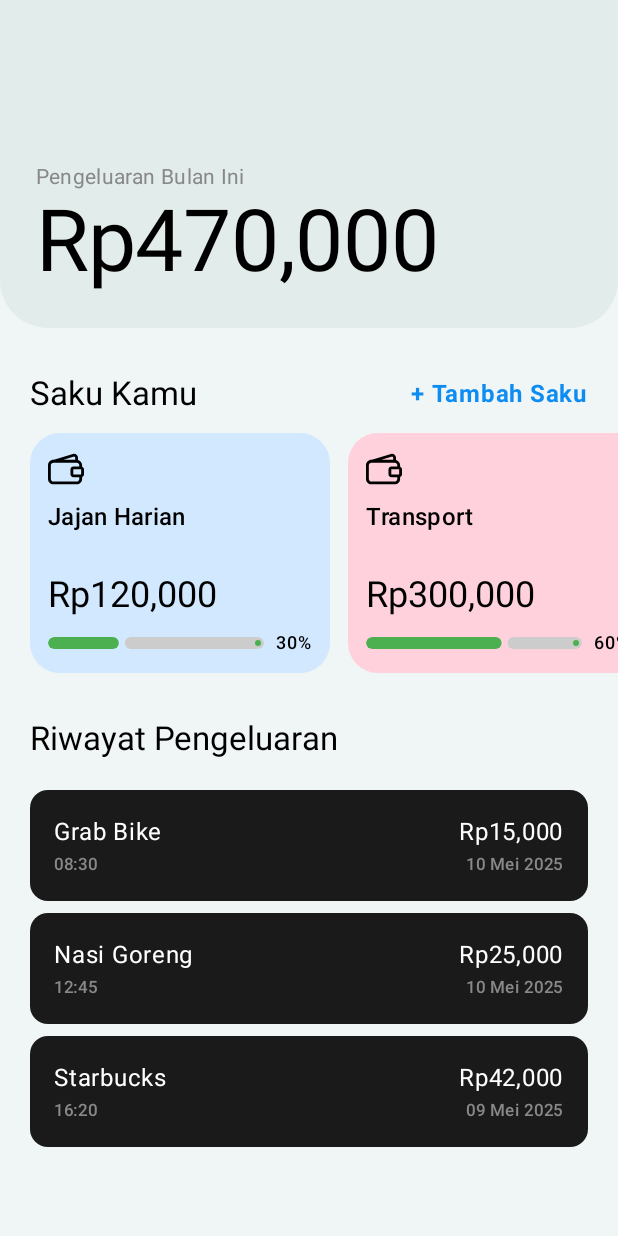
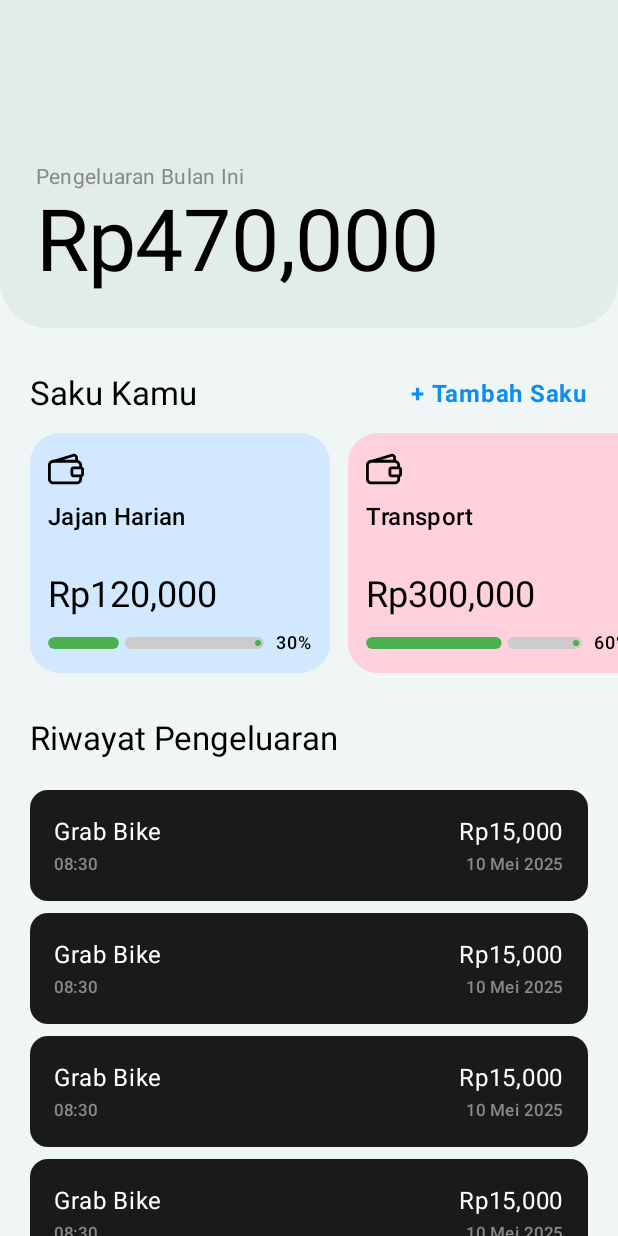
Before and after one commit to akimabs/artha, an Android app built with Jetpack Compose: the screen it shows after launch (MainActivity), on a phone screen of 412 x 824 dp. Run offline under Robolectric (Android 15) with nearby library versions, the phone set to English and light mode, and no system bars.

Commit message:
feat: update format and add data mock

```diff
--- a/app/src/main/java/com/example/artha/ui/screen/ArthaApp.kt
+++ b/app/src/main/java/com/example/artha/ui/screen/ArthaApp.kt
@@ -2,6 +2,8 @@
 package com.example.artha.ui.screen
 
 import android.net.Uri
+import android.os.Build
+import androidx.annotation.RequiresApi
 import androidx.compose.foundation.Image
 import androidx.compose.foundation.background
 import androidx.compose.foundation.layout.*
@@ -22,6 +24,7 @@ import com.example.artha.ocr.sendToLLM
 import com.example.artha.util.normalizeAmountFormat
 import org.json.JSONObject
 
+@RequiresApi(Build.VERSION_CODES.O)
 @Composable
 fun ArthaApp(sharedImageUri: Uri?) {
     val context = LocalContext.current
--- a/app/src/main/java/com/example/artha/ui/screen/HomeDashboard.kt
+++ b/app/src/main/java/com/example/artha/ui/screen/HomeDashboard.kt
@@ -34,12 +34,16 @@ fun HomeDashboard() {
 
     val historyList = listOf(
         HistoryItemData("Grab Bike", 15000, "08:30", "10 Mei 2025"),
+        HistoryItemData("Grab Bike", 15000, "08:30", "10 Mei 2025"),
+        HistoryItemData("Grab Bike", 15000, "08:30", "10 Mei 2025"),
+        HistoryItemData("Grab Bike", 15000, "08:30", "10 Mei 2025"),
+        HistoryItemData("Grab Bike", 15000, "08:30", "10 Mei 2025"),
+        HistoryItemData("Grab Bike", 15000, "08:30", "10 Mei 2025"),
         HistoryItemData("Nasi Goreng", 25000, "12:45", "10 Mei 2025"),
         HistoryItemData("Starbucks", 42000, "16:20", "09 Mei 2025")
     )
 
     val totalPengeluaran = pocketList.sumOf { it.amount }
-    val scope = rememberCoroutineScope()
     val bottomSheetState = rememberModalBottomSheetState(skipPartiallyExpanded = true)
     var showBottomSheet by remember { mutableStateOf(false) }
     var selectedColor by remember { mutableStateOf(Color(0xFFFFF8DC)) }
@@ -176,6 +180,7 @@ fun HomeDashboard() {
                                 date = it.date
                             )
                         }
+                        Spacer(modifier = Modifier.height(30.dp))
                     }
                 }
             }
--- a/app/src/main/java/com/example/artha/ui/screen/ResultScreen.kt
+++ b/app/src/main/java/com/example/artha/ui/screen/ResultScreen.kt
@@ -48,7 +48,7 @@ fun ResultScreen(parsedJson: String, isLoading: Boolean) {
         verticalArrangement = Arrangement.spacedBy(16.dp)
     ) {
         Column(verticalArrangement = Arrangement.spacedBy(4.dp)) {
-            Text("IDR", style = MaterialTheme.typography.titleMedium)
+            Text("Indonesia Rupiah", style = MaterialTheme.typography.titleMedium)
             Text("%,d".format(displayAmount), style = MaterialTheme.typography.displayLarge)
         }
 
```
